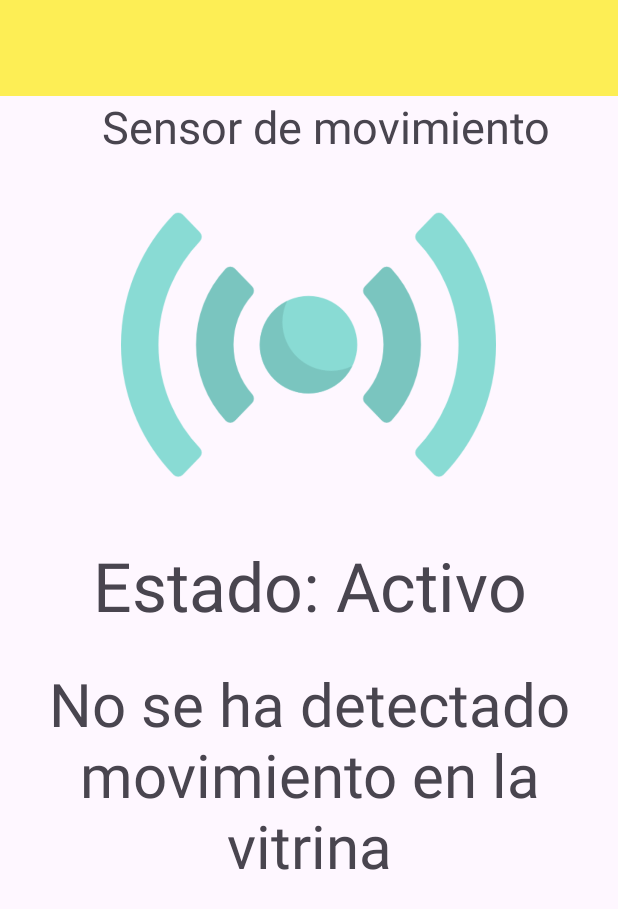
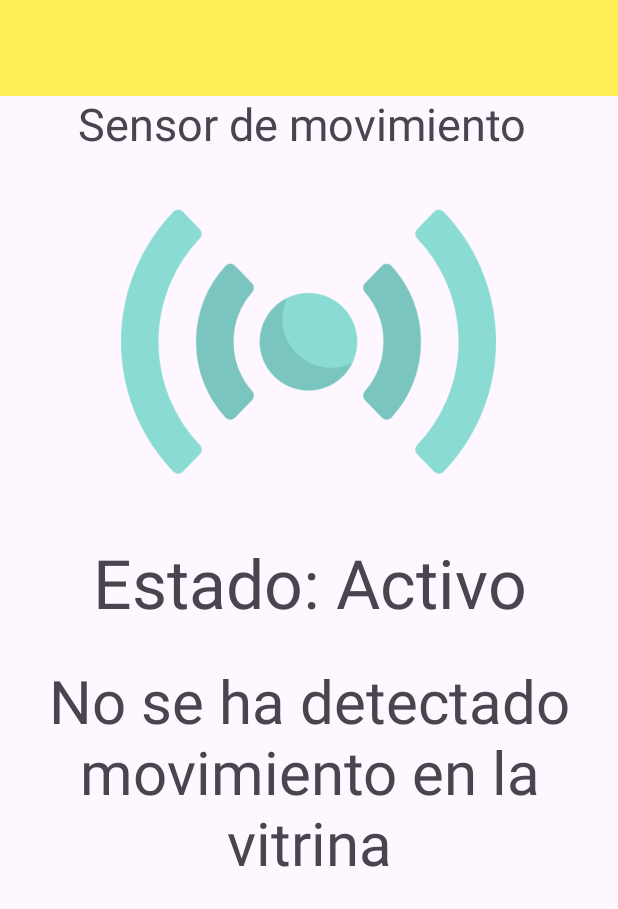
Before and after one commit to dabidgmz/App_integradora, an Android app: the layout activity_movimient.xml on its own in the app's theme, with its tools: preview values and no code run, on a phone screen of 412 x 824 dp. Shown: the top 909 px of the screen. Run offline under Robolectric (Android 15) with nearby library versions, the phone set to English and light mode, and no system bars.

Commit message:
se corrigio el sensor de movimiento

```diff
--- a/app/src/main/res/layout/activity_movimient.xml
+++ b/app/src/main/res/layout/activity_movimient.xml
@@ -47,8 +47,8 @@
         android:layout_below="@+id/toolba"
         android:layout_alignParentStart="true"
         android:layout_centerInParent="true"
-        android:layout_marginStart="68dp"
-        android:layout_marginTop="0dp"
+        android:layout_marginStart="52dp"
+        android:layout_marginTop="-2dp"
         android:text="Sensor de movimiento"
         android:textSize="30sp" />
 
```
